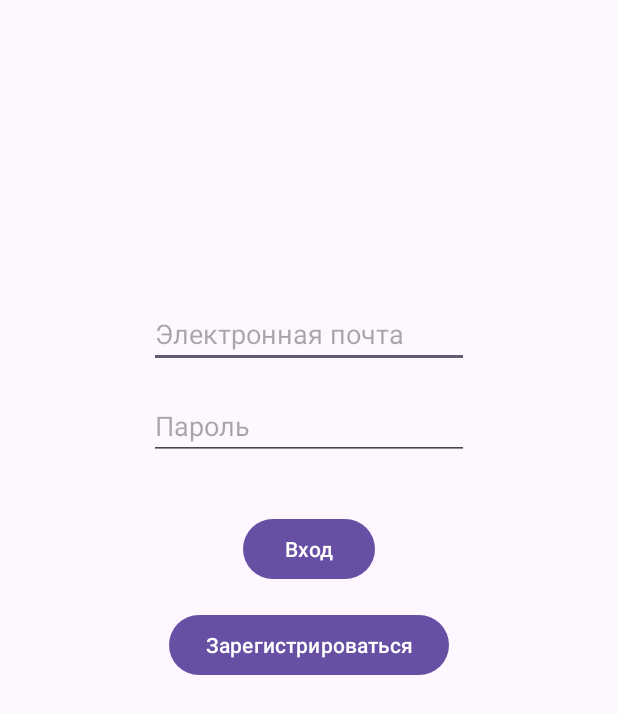
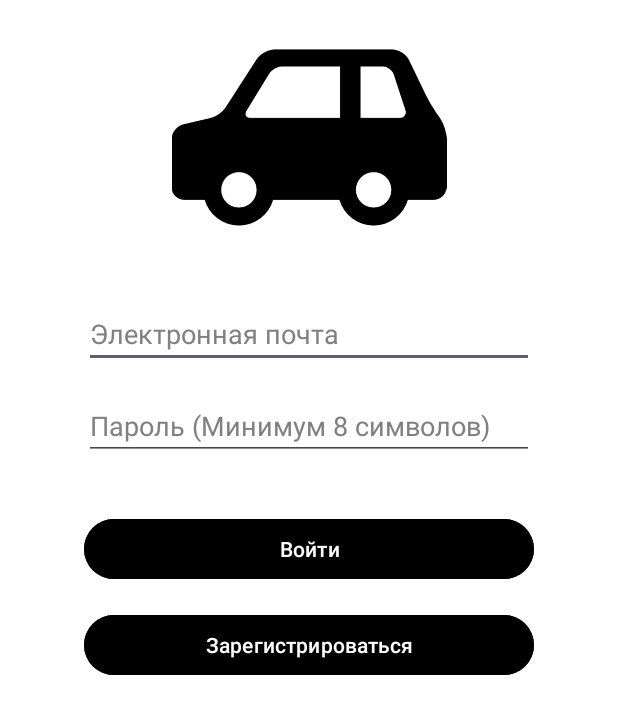
Before and after one commit to Mafit1/Car_Showroom, an Android app: the screen it shows after launch (AuthenticationActivity), on a phone screen of 412 x 824 dp. Shown: the top 714 px of the screen. Run offline under Robolectric (Android 15) with nearby library versions, the phone set to English and light mode, and no system bars; our stand-ins replace Firebase (no records; nobody signed in at launch, a user with empty details on screens opened directly).

```diff
--- a/app/src/main/res/layout/activity_authentication.xml
+++ b/app/src/main/res/layout/activity_authentication.xml
@@ -5,11 +5,12 @@
     android:id="@+id/main"
     android:layout_width="match_parent"
     android:layout_height="match_parent"
+    android:background="@color/white"
     tools:context=".AuthenticationActivity">
 
     <EditText
         android:id="@+id/emailEditText"
-        android:layout_width="wrap_content"
+        android:layout_width="300dp"
         android:layout_height="wrap_content"
         android:layout_marginStart="100dp"
         android:layout_marginTop="200dp"
@@ -17,45 +18,64 @@
         android:ems="10"
         android:hint="Электронная почта"
         android:inputType="text"
+        android:textColorHint="@color/grey"
+        android:textColor="@color/black"
         app:layout_constraintEnd_toEndOf="parent"
         app:layout_constraintStart_toStartOf="parent"
         app:layout_constraintTop_toTopOf="parent" />
 
     <EditText
         android:id="@+id/passwordEditText"
-        android:layout_width="wrap_content"
+        android:layout_width="300dp"
         android:layout_height="wrap_content"
         android:layout_marginStart="100dp"
         android:layout_marginTop="16dp"
         android:layout_marginEnd="100dp"
         android:ems="10"
-        android:hint="Пароль"
+        android:hint="Пароль (Минимум 8 символов)"
         android:inputType="text"
+        android:textColorHint="@color/grey"
+        android:textColor="@color/black"
         app:layout_constraintEnd_toEndOf="parent"
         app:layout_constraintStart_toStartOf="parent"
         app:layout_constraintTop_toBottomOf="@+id/emailEditText" />
 
     <Button
         android:id="@+id/loginButton"
-        android:layout_width="wrap_content"
+        android:layout_width="300dp"
         android:layout_height="wrap_content"
         android:layout_marginStart="160dp"
         android:layout_marginTop="35dp"
         android:layout_marginEnd="160dp"
-        android:text="Вход"
+        android:backgroundTint="@color/black"
+        android:text="Войти"
+        android:textColor="@color/white"
         app:layout_constraintEnd_toEndOf="parent"
         app:layout_constraintStart_toStartOf="parent"
         app:layout_constraintTop_toBottomOf="@+id/passwordEditText" />
 
     <Button
         android:id="@+id/signUpButton"
-        android:layout_width="wrap_content"
+        android:layout_width="300dp"
         android:layout_height="wrap_content"
         android:layout_marginStart="160dp"
         android:layout_marginTop="16dp"
         android:layout_marginEnd="160dp"
+        android:backgroundTint="@color/black"
+        android:textColor="@color/white"
         android:text="Зарегистрироваться"
         app:layout_constraintEnd_toEndOf="parent"
         app:layout_constraintStart_toStartOf="parent"
         app:layout_constraintTop_toBottomOf="@+id/loginButton" />
+
+    <ImageView
+        android:id="@+id/imageView"
+        android:layout_width="184dp"
+        android:layout_height="183dp"
+        android:layout_marginStart="113dp"
+        android:layout_marginEnd="113dp"
+        app:layout_constraintEnd_toEndOf="parent"
+        app:layout_constraintStart_toStartOf="parent"
+        app:layout_constraintTop_toTopOf="parent"
+        app:srcCompat="@drawable/car_showroom_logo" />
 </androidx.constraintlayout.widget.ConstraintLayout>
--- a/app/src/main/res/layout/car_item_layout.xml
+++ b/app/src/main/res/layout/car_item_layout.xml
@@ -3,6 +3,7 @@
     android:id="@+id/carTextView"
     android:layout_width="match_parent"
     android:layout_height="wrap_content"
+    android:textColor="@color/black"
     android:textSize="18sp"
     android:padding="16dp"
     android:background="@drawable/car_item_background"/>
--- a/app/src/main/res/values-night/themes.xml
+++ b/app/src/main/res/values-night/themes.xml
@@ -3,5 +3,6 @@
     <style name="Base.Theme.CarShowroom" parent="Theme.Material3.DayNight.NoActionBar">
         <!-- Customize your dark theme here. -->
         <!-- <item name="colorPrimary">@color/my_dark_primary</item> -->
+        <item name="colorPrimaryDark">@color/black</item>
     </style>
 </resources>
--- a/app/src/main/res/values/colors.xml
+++ b/app/src/main/res/values/colors.xml
@@ -2,6 +2,8 @@
 <resources>
     <color name="silver">#C0C0C0</color>
     <color name="grey">#808080</color>
+    <color name="darkGrey">#5C5C5C</color>
     <color name="black">#FF000000</color>
     <color name="white">#FFFFFFFF</color>
+
 </resources>
--- a/app/src/main/res/values/themes.xml
+++ b/app/src/main/res/values/themes.xml
@@ -3,6 +3,7 @@
     <style name="Base.Theme.CarShowroom" parent="Theme.Material3.DayNight.NoActionBar">
         <!-- Customize your light theme here. -->
         <!-- <item name="colorPrimary">@color/my_light_primary</item> -->
+        <item name="colorPrimaryDark">@color/black</item>
     </style>
 
     <style name="Theme.CarShowroom" parent="Base.Theme.CarShowroom" />
```
Also changed, not shown: app/src/main/java/com/example/carshowroom/AuthenticationActivity.java (+58 -9 lines), app/src/main/java/com/example/carshowroom/MainActivity.java (+14 -1 lines), app/src/main/res/layout/activity_add_car.xml (+15 -0 lines), app/src/main/res/layout/activity_car_details.xml (+10 -0 lines), app/src/main/res/layout/activity_main.xml (+19 -3 lines).
